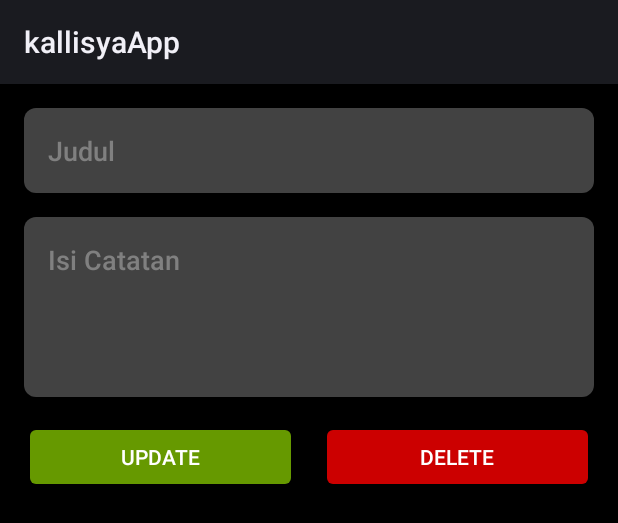
After one commit to kalnatics/myApp, an Android app: the layout activity_detail_note.xml on its own in the app's theme, with its tools: preview values and no code run, on a phone screen of 412 x 824 dp. The commit adds this screen. Shown: the top 523 px of the screen. Run offline under Robolectric (Android 15) with nearby library versions, the phone set to English and light mode, and no system bars.

Commit message:
NotesApp added

```diff
--- a/app/build.gradle.kts
+++ b/app/build.gradle.kts
@@ -36,6 +36,8 @@ android {
 }
 
 dependencies {
+    implementation("com.squareup.okhttp3:logging-interceptor:4.9.3")
+    implementation("androidx.cardview:cardview:1.0.0")
     implementation("com.squareup.retrofit2:retrofit:2.9.0")
     implementation("com.squareup.retrofit2:converter-gson:2.9.0")
     implementation("com.google.android.material:material:1.9.0") // Hanya sekali
@@ -48,6 +50,8 @@ dependencies {
     implementation(libs.androidx.ui.android)
     implementation(libs.androidx.ui.tooling.preview.android)
     implementation(libs.androidx.gridlayout)
+    implementation(libs.androidx.appcompat)
+    implementation(libs.androidx.activity)
     testImplementation(libs.junit)
     androidTestImplementation(libs.androidx.junit)
     androidTestImplementation(libs.androidx.espresso.core)
--- a/app/src/main/java/com/example/myapp/MainActivity.kt
+++ b/app/src/main/java/com/example/myapp/MainActivity.kt
@@ -36,6 +36,12 @@ class MainActivity : AppCompatActivity() {
                 .show()
         }
     }
+
+    fun openNotesApp(view: View) {
+        val intent = Intent(this, NotesActivity::class.java)
+        startActivity(intent)
+    }
+
     fun openCalculator(view: View) {
         val intent = Intent(this, CalculatorActivity::class.java)
         startActivity(intent)
--- /dev/null
+++ b/app/src/main/res/drawable/edit_text_background.xml
@@ -0,0 +1,5 @@
+<?xml version="1.0" encoding="utf-8"?>
+<shape xmlns:android="http://schemas.android.com/apk/res/android">
+    <solid android:color="#424242"/>
+    <corners android:radius="8dp"/>
+</shape>
--- /dev/null
+++ b/app/src/main/res/layout/activity_detail_note.xml
@@ -0,0 +1,59 @@
+<?xml version="1.0" encoding="utf-8"?>
+<LinearLayout
+    xmlns:android="http://schemas.android.com/apk/res/android"
+    android:layout_width="match_parent"
+    android:layout_height="match_parent"
+    android:orientation="vertical"
+    android:padding="16dp"
+    android:background="@color/black">
+
+    <EditText
+        android:id="@+id/etDetailTitle"
+        android:layout_width="match_parent"
+        android:layout_height="wrap_content"
+        android:hint="Judul"
+        android:textColorHint="#808080"
+        android:textColor="@color/white"
+        android:padding="16dp"
+        android:background="@drawable/edit_text_background"/>
+
+    <EditText
+        android:id="@+id/etDetailContent"
+        android:layout_width="match_parent"
+        android:layout_height="wrap_content"
+        android:layout_marginTop="16dp"
+        android:hint="Isi Catatan"
+        android:textColorHint="#808080"
+        android:textColor="@color/white"
+        android:padding="16dp"
+        android:minHeight="120dp"
+        android:gravity="top"
+        android:background="@drawable/edit_text_background"/>
+
+    <LinearLayout
+        android:layout_width="match_parent"
+        android:layout_height="wrap_content"
+        android:orientation="horizontal"
+        android:layout_marginTop="16dp">
+
+        <Button
+            android:id="@+id/btnUpdate"
+            android:layout_width="0dp"
+            android:layout_height="wrap_content"
+            android:layout_weight="1"
+            android:text="Update"
+            android:layout_marginEnd="8dp"
+            android:textColor="@color/white"
+            android:backgroundTint="@android:color/holo_green_dark"/>
+
+        <Button
+            android:id="@+id/btnDelete"
+            android:layout_width="0dp"
+            android:layout_height="wrap_content"
+            android:layout_weight="1"
+            android:text="Delete"
+            android:layout_marginStart="8dp"
+            android:textColor="@color/white"
+            android:backgroundTint="@android:color/holo_red_dark"/>
+    </LinearLayout>
+</LinearLayout>
--- a/app/src/main/res/values/colors.xml
+++ b/app/src/main/res/values/colors.xml
@@ -2,4 +2,6 @@
 <resources>
     <color name="black">#FF000000</color>
     <color name="white">#FFFFFFFF</color>
+    <color name="green">#FF4CAF50</color>
+    <color name="gray">#FF424242</color>
 </resources>
```
Also changed, not shown: app/src/main/AndroidManifest.xml (+18 -6 lines), app/src/main/java/com/example/myapp/AddNoteActivity.kt (added, +55 -0 lines), app/src/main/java/com/example/myapp/NotesActivity.kt (added, +217 -0 lines), app/src/main/java/com/example/myapp/adapters/NotesAdapter.kt (added, +45 -0 lines), app/src/main/java/com/example/myapp/api/ApiService.kt (added, +27 -0 lines), app/src/main/java/com/example/myapp/api/RetrofitClient.kt (added, +17 -0 lines), app/src/main/java/com/example/myapp/models/Note.kt (added, +7 -0 lines), app/src/main/res/layout/activity_add_note.xml (added, +42 -0 lines), app/src/main/res/layout/activity_main.xml (+45 -0 lines), app/src/main/res/layout/activity_notes.xml (added, +64 -0 lines), app/src/main/res/layout/item_note.xml (added, +34 -0 lines), app/src/main/res/values/themes.xml (+7 -7 lines), app/src/main/res/xml/network_security_config.xml (added, +9 -0 lines), app/src/main/res/drawable/ic_add.png (added), 1 more files.
